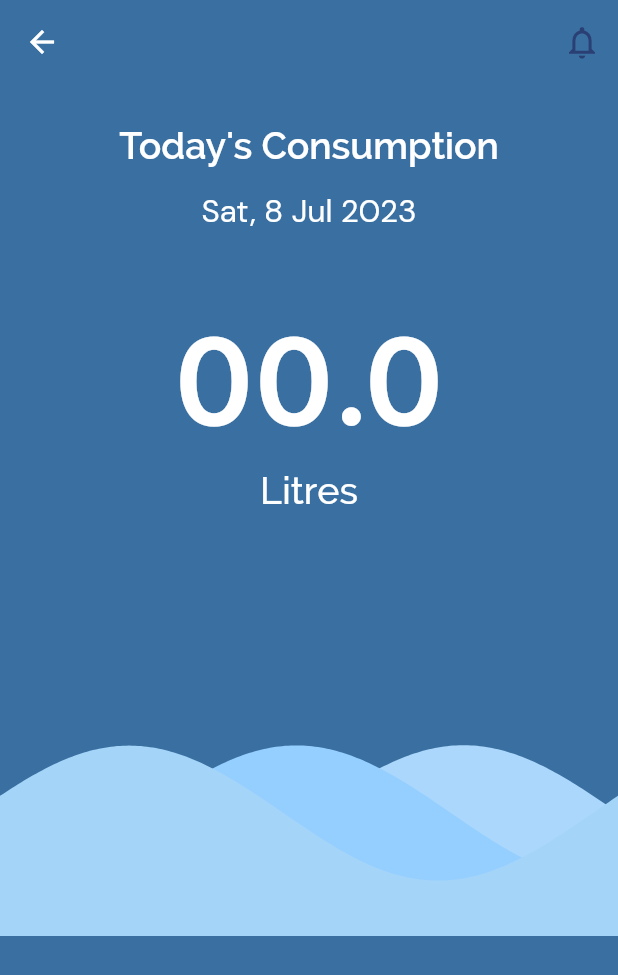
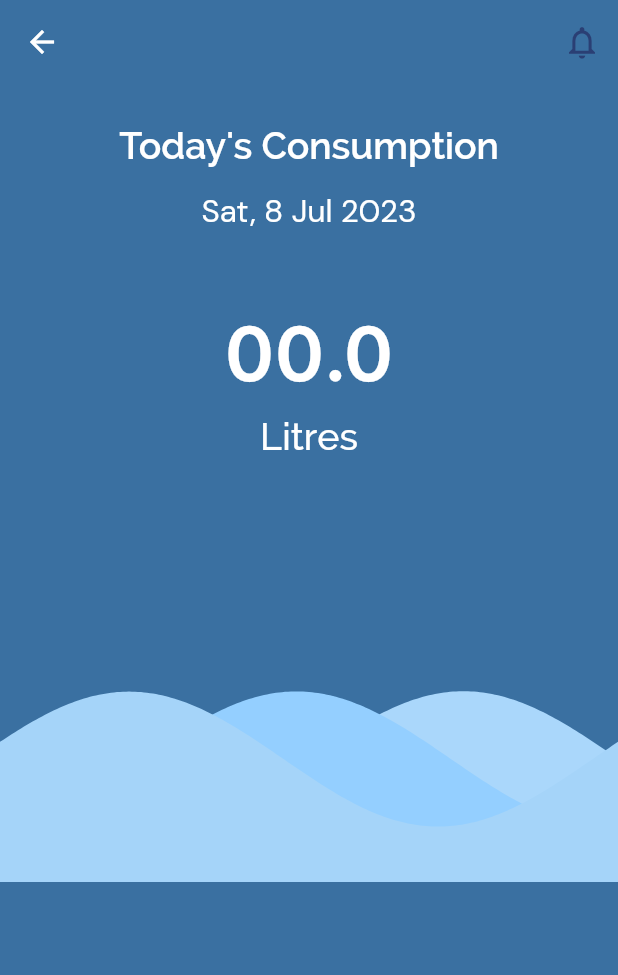
Before and after one commit to bharathelementure/aquesa-V.0.1, a Flutter app: the SetDailyLimit screen opened by its route, on a phone screen of 412 x 824 dp. Shown: the top 975 px of the screen. Run offline on Flutter 3.47's test engine with Material 2 defaults, Android fonts, the phone set to English and light mode, and no system bars; drawn by our look-alikes of wave; our stand-ins replace animated_splash_screen, cloud_firestore, connectivity_plus, date_picker_timeline, email_validator, firebase_auth and 11 more; missing offline and left inert: qr_code_scanner; accounts and stored records are empty; network calls fail.

Commit message:
setDaily limit api

```diff
--- a/lib/Screens/setDilyLimit.dart
+++ b/lib/Screens/setDilyLimit.dart
@@ -7,6 +7,7 @@ import 'package:firebase_auth/firebase_auth.dart';
 import 'package:flutter/material.dart';
 import 'package:http/http.dart' as http;
 import 'package:intl/intl.dart';
+// import 'package:otp_auth/Screens/home.dart';
 import 'package:wave/config.dart';
 import 'package:wave/wave.dart';
 
@@ -30,18 +31,18 @@ Map? rty;
 class _SetDailyLimitState extends State<SetDailyLimit> {
   final curr = FirebaseAuth.instance.currentUser;
   final now = DateTime.now;
-  /*Future apiConsumption() async {
+  Future apiConsumption() async {
     http.Response response;
-    response =
-        await http.post(Uri.parse("http://192.168.0.116:8000/watermeter"));
+    response = await http.post(Uri.parse("http://192.168.0.126:8080/csm"));
     if (response.statusCode == 200) {
       setState(() {
         stringResponse = response.body;
       });
+      return response.toString();
     } else {
       return const CircularProgressIndicator();
     }
-  }*/
+  }
 
   @override
   void initState() {
@@ -201,15 +202,19 @@ class _SetDailyLimitState extends State<SetDailyLimit> {
                       Row(
                         mainAxisAlignment: MainAxisAlignment.center,
                         children: [
-
-                              Text(rty != null ?
-                                  rty!["tatalconsumption"].toString() : "00.0",
-                                  style: const TextStyle(
-                                      fontFamily: 'inter',
-                                      fontSize: 80,
-                                      fontWeight: FontWeight.w700,
-                                      color: Color(0xFFFFFFFF)),
-                                ),
+                          Text(
+                            // stringResponseconsump != null
+                            //     ? "$stringResponseconsump"
+                            //     : "00.0",
+                            rty != null
+                                ? rty!["tatalconsumption"].toString()
+                                : "00.0",
+                            style: const TextStyle(
+                                fontFamily: 'inter',
+                                fontSize: 50,
+                                fontWeight: FontWeight.w700,
+                                color: Color(0xFFFFFFFF)),
+                          ),
                           /*Text(
                             '69.7',
                             // stringResponse.toString(),
--- a/lib/Screens/splashScreen.dart
+++ b/lib/Screens/splashScreen.dart
@@ -45,7 +45,7 @@ class _SplashScreenState extends State<SplashScreen> {
       isAuth = await authentication.authenticate(
           localizedReason: 'Scan your finger to access the app',
           options: const AuthenticationOptions(
-              stickyAuth: true, useErrorDialogs: true));
+              stickyAuth: true, useErrorDialogs: true, biometricOnly: true));
       if (isAuth) {
         _isauthenticating = true;
         Navigator.pushNamed(context, '');
```
Also changed, not shown: lib/Screens/home.dart (+27 -4 lines), lib/controllers/home_controllers/measurment_graph.dart (+13 -0 lines).
